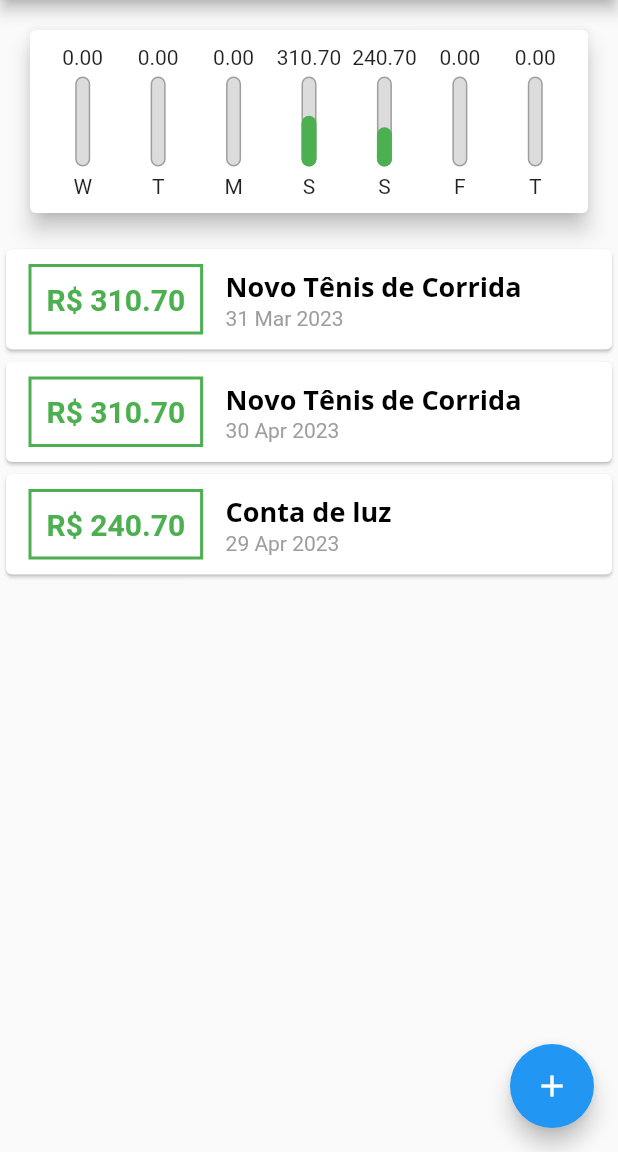
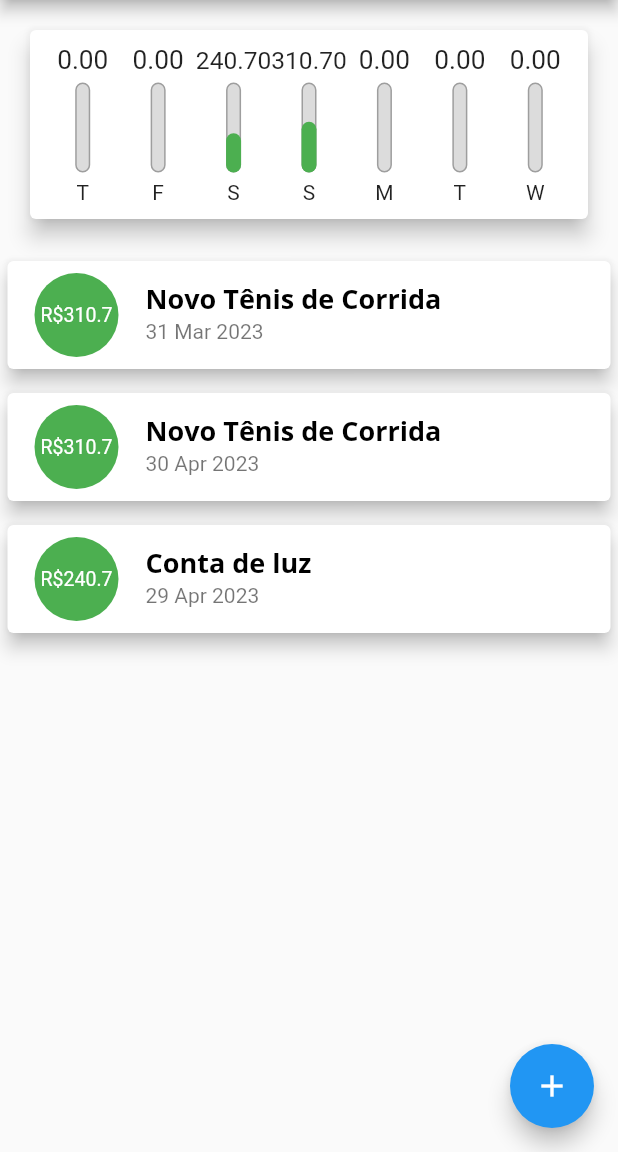
Before and after one commit to maxswell-yoo/Expanses-App, a Flutter app: the screen it shows after launch, on a phone screen of 412 x 824 dp, the part 84-1236 px from its top. Run offline on Flutter 3.47's test engine with Material 2 defaults, Android fonts, the phone set to English and light mode, and no system bars.

Commit message:
Adicionando label data no modal

```diff
--- a/lib/components/chart.dart
+++ b/lib/components/chart.dart
@@ -26,7 +26,7 @@ class Chart extends StatelessWidget {
         'day': DateFormat.E().format(weekDay)[0],
         'value': totalSum,
       };
-    });
+    }).reversed.toList();
   }
 
   double get _weekTotalValue {
--- a/lib/components/chart_bar.dart
+++ b/lib/components/chart_bar.dart
@@ -16,7 +16,13 @@ class ChartBar extends StatelessWidget {
   Widget build(BuildContext context) {
     return Column(
       children: <Widget>[
-        FittedBox(child: Text('${value!.toStringAsFixed(2)}')),
+        Container(
+          height: 20,
+          child: FittedBox(
+            child: Text('${value!.toStringAsFixed(2)}'
+            )
+          )
+        ),
         const SizedBox(height: 5),
            SizedBox(
             height: 60,
--- a/lib/components/transaction_form.dart
+++ b/lib/components/transaction_form.dart
@@ -43,13 +43,23 @@ class _TransactionFormState extends State<TransactionForm> {
               controller: value,
               decoration: const InputDecoration(labelText: 'Valor (R\$)'),
             ),
+            Container(
+              height: 70,
+              child: Row(
+                children: <Widget>[
+                  const Text('Nenhuma data selecionada!'),
+                  TextButton(
+                    child: const Text('Selecionar Data'),
+                    onPressed: () {},
+                  )
+                ],
+              ),
+            ),
             Row(
               mainAxisAlignment: MainAxisAlignment.center,
               children: <Widget>[
                 TextButton(
                   onPressed: _submitForm,
-                  style: const ButtonStyle(
-                      foregroundColor: MaterialStatePropertyAll(Colors.blue)),
                   child: const Text('Nova Transação'),
                 ),
               ],
--- a/lib/components/transaction_list.dart
+++ b/lib/components/transaction_list.dart
@@ -33,35 +33,32 @@ class TransactionList extends StatelessWidget {
               itemBuilder: (ctx, index) {
                 final tr = transactions[index];
                 return Card(
-                    child: Row(
-                  children: <Widget>[
-                    Container(
-                      margin: const EdgeInsets.symmetric(
-                          horizontal: 15, vertical: 10),
-                      decoration: BoxDecoration(
-                          border: Border.all(
-                              color: Theme.of(context).colorScheme.primary,
-                              width: 2)),
-                      padding: const EdgeInsets.all(10),
-                      child: Text(
-                        'R\$ ${tr.value!.toStringAsFixed(2)}',
-                        style: TextStyle(
-                            fontWeight: FontWeight.bold,
-                            fontSize: 20,
-                            color: Theme.of(context).colorScheme.primary),
+                  elevation: 5,
+                  margin: const EdgeInsets.symmetric(
+                    vertical: 8,
+                    horizontal: 5
+                  ),
+                  child: ListTile(
+                    leading: CircleAvatar(
+                      backgroundColor: Theme.of(context).colorScheme.primary,
+                      foregroundColor: Colors.white,
+                      radius: 30,
+                      child: Padding(
+                        padding: const EdgeInsets.all(6),
+                        child: FittedBox(
+                          child: Text('R\$${tr.value}'),
+                        ),
                       ),
                     ),
-                    Column(
-                      crossAxisAlignment: CrossAxisAlignment.start,
-                      children: <Widget>[
-                        Text(tr.title!,
-                            style: Theme.of(context).textTheme.titleLarge),
-                        Text(DateFormat('d MMM y').format(tr.date!),
-                            style: const TextStyle(color: Colors.grey))
-                      ],
-                    )
-                  ],
-                ));
+                    title: Text(
+                      tr.title!,
+                      style: Theme.of(context).textTheme.titleLarge,
+                    ),
+                    subtitle: Text(
+                      DateFormat('d MMM y').format(tr.date!)
+                    ),
+                  ),
+                );
               },
             ),
     );
```
